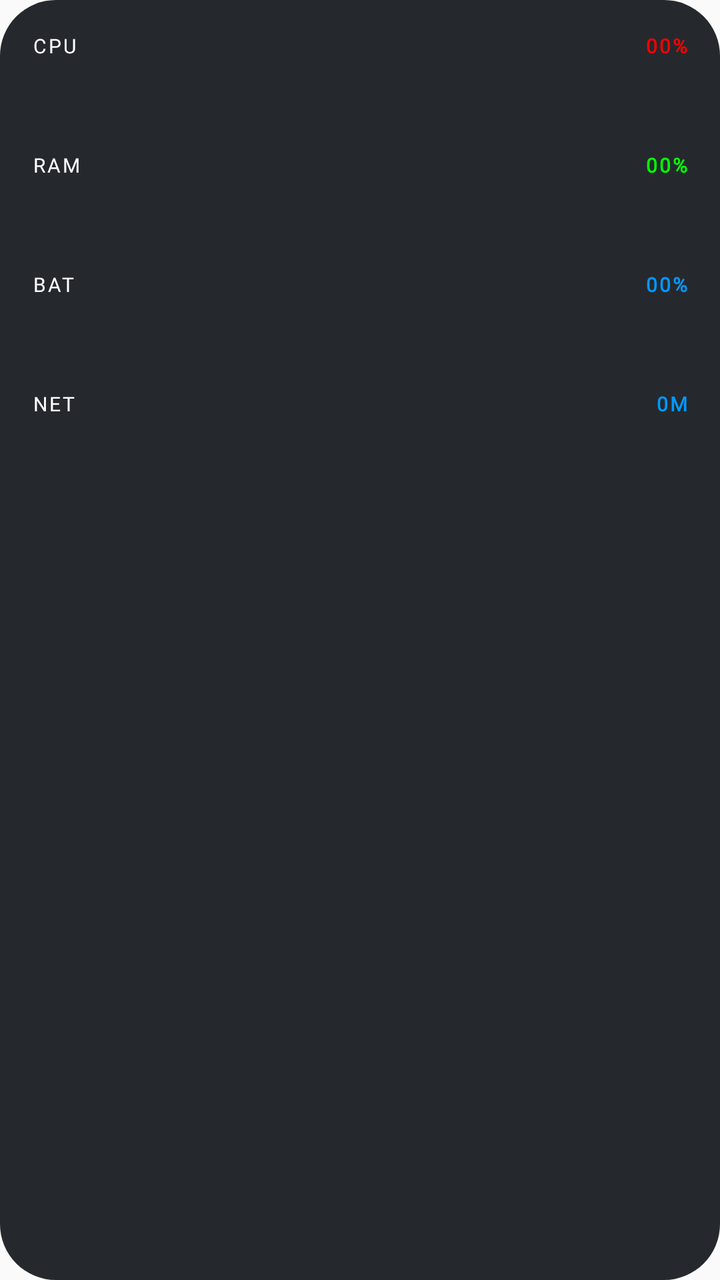
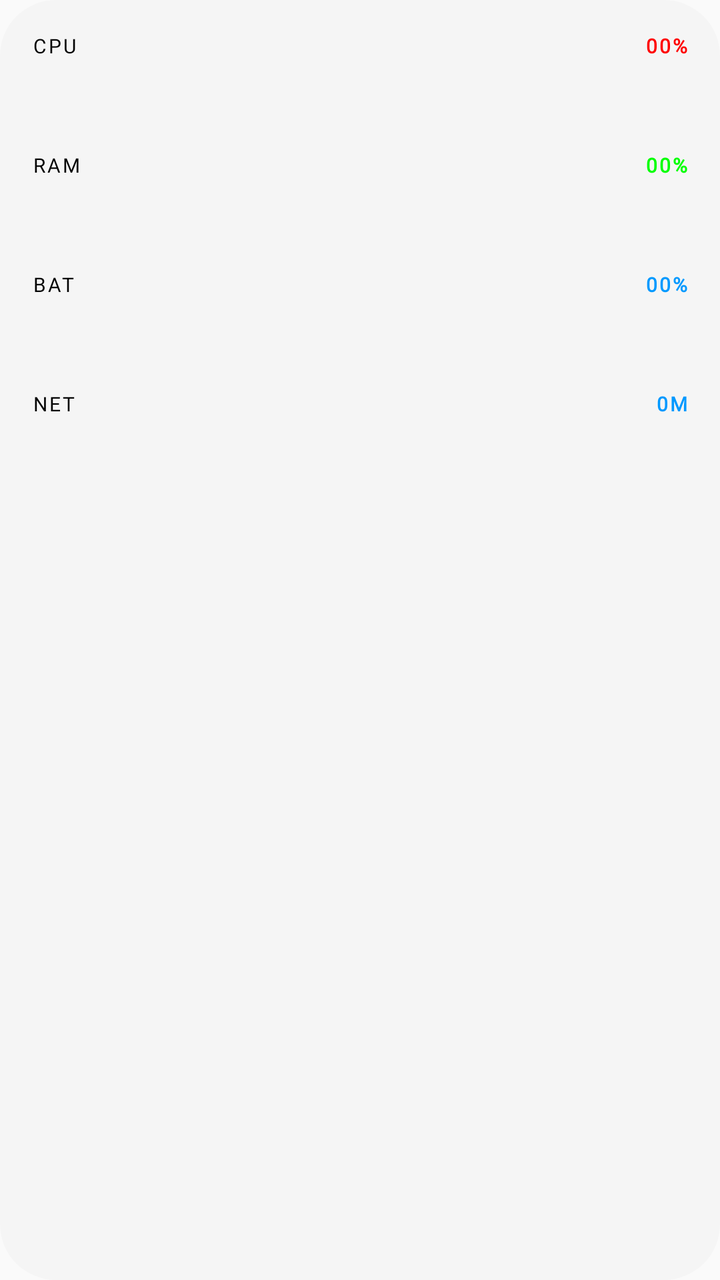

Two renders of the same Android screen: before a commit and after it. Below are the layout's source before the change and the commit's diff.
<!-- AndroidManifest.xml: application theme AppTheme -->
<!-- res/layout/widget_system_stats.xml -->
<?xml version="1.0" encoding="utf-8"?>
<LinearLayout xmlns:android="http://schemas.android.com/apk/res/android"
    android:layout_width="match_parent"
    android:layout_height="wrap_content"
    android:background="@drawable/widget_background"
    android:orientation="vertical"
    android:padding="16dp">

    
    <LinearLayout
        android:layout_width="match_parent"
        android:layout_height="wrap_content"
        android:layout_marginBottom="4dp"
        android:orientation="vertical">

        <LinearLayout
            android:layout_width="match_parent"
            android:layout_height="wrap_content"
            android:orientation="horizontal">

            <TextView
                android:layout_width="0dp"
                android:layout_height="wrap_content"
                android:layout_weight="1"
                android:fontFamily="@font/led_dot_matrix"
                android:letterSpacing="0.1"
                android:text="CPU"
                android:textColor="#FFFFFF"
                android:textSize="10sp" />

            <TextView
                android:id="@+id/cpu_usage_text"
                android:layout_width="wrap_content"
                android:layout_height="wrap_content"
                android:fontFamily="@font/led_dot_matrix"
                android:letterSpacing="0.1"
                android:text="00%"
                android:textColor="#FF0000"
                android:textSize="10sp"
                android:textStyle="bold" />
        </LinearLayout>

        <ImageView
            android:id="@+id/cpu_graph"
            android:layout_width="match_parent"
            android:layout_height="40dp"
            android:layout_marginTop="2dp"
            android:scaleType="fitXY"
            android:contentDescription="CPU Graph" />
    </LinearLayout>

    
    <LinearLayout
        android:layout_width="match_parent"
        android:layout_height="wrap_content"
        android:layout_marginBottom="4dp"
        android:orientation="vertical">

        <LinearLayout
            android:layout_width="match_parent"
            android:layout_height="wrap_content"
            android:orientation="horizontal">

            <TextView
                android:layout_width="0dp"
                android:layout_height="wrap_content"
                android:layout_weight="1"
                android:fontFamily="@font/led_dot_matrix"
                android:letterSpacing="0.1"
                android:text="RAM"
                android:textColor="#FFFFFF"
                android:textSize="10sp" />

            <TextView
                android:id="@+id/memory_usage_text"
                android:layout_width="wrap_content"
                android:layout_height="wrap_content"
                android:fontFamily="@font/led_dot_matrix"
                android:letterSpacing="0.1"
                android:text="00%"
                android:textColor="#00FF00"
                android:textSize="10sp"
                android:textStyle="bold" />
        </LinearLayout>

        <ImageView
            android:id="@+id/memory_graph"
            android:layout_width="match_parent"
            android:layout_height="40dp"
            android:layout_marginTop="2dp"
            android:scaleType="fitXY"
            android:contentDescription="Memory Graph" />
    </LinearLayout>

    
    <LinearLayout
        android:layout_width="match_parent"
        android:layout_height="wrap_content"
        android:layout_marginBottom="4dp"
        android:orientation="vertical">

        <LinearLayout
            android:layout_width="match_parent"
            android:layout_height="wrap_content"
            android:orientation="horizontal">

            <TextView
                android:layout_width="0dp"
                android:layout_height="wrap_content"
                android:layout_weight="1"
                android:fontFamily="@font/led_dot_matrix"
                android:letterSpacing="0.1"
                android:text="BAT"
                android:textColor="#FFFFFF"
                android:textSize="10sp" />

            <TextView
                android:id="@+id/battery_level_text"
                android:layout_width="wrap_content"
                android:layout_height="wrap_content"
                android:fontFamily="@font/led_dot_matrix"
                android:letterSpacing="0.1"
                android:text="00%"
                android:textColor="#0099FF"
                android:textSize="10sp"
                android:textStyle="bold" />
        </LinearLayout>

        <ImageView
            android:id="@+id/battery_graph"
            android:layout_width="match_parent"
            android:layout_height="40dp"
            android:layout_marginTop="2dp"
            android:scaleType="fitXY"
            android:contentDescription="Battery Graph" />
    </LinearLayout>

    
    <LinearLayout
        android:layout_width="match_parent"
        android:layout_height="wrap_content"
        android:orientation="vertical">

        <LinearLayout
            android:layout_width="match_parent"
            android:layout_height="wrap_content"
            android:orientation="horizontal">

            <TextView
                android:layout_width="0dp"
                android:layout_height="wrap_content"
                android:layout_weight="1"
                android:fontFamily="@font/led_dot_matrix"
                android:letterSpacing="0.1"
                android:text="NET"
                android:textColor="#FFFFFF"
                android:textSize="10sp" />

            <TextView
                android:id="@+id/network_speed_text"
                android:layout_width="wrap_content"
                android:layout_height="wrap_content"
                android:fontFamily="@font/led_dot_matrix"
                android:letterSpacing="0.1"
                android:text="0M"
                android:textColor="#0099FF"
                android:textSize="10sp"
                android:textStyle="bold" />
        </LinearLayout>

        <ImageView
            android:id="@+id/network_graph"
            android:layout_width="match_parent"
            android:layout_height="40dp"
            android:layout_marginTop="2dp"
            android:scaleType="fitXY"
            android:contentDescription="Network Graph" />
    </LinearLayout>

</LinearLayout>
<!-- resources referenced by this layout -->
<resources>
  <!-- drawable widget_background (drawable) -->
  <?xml version="1.0" encoding="utf-8"?>
  <shape xmlns:android="http://schemas.android.com/apk/res/android"
      android:shape="rectangle">
      <solid android:color="#25292E" />
      <corners android:radius="28dp" />
  </shape>
  <style name="AppTheme" parent="Theme.AppCompat.Light.NoActionBar">
      <item name="android:textColor">@android:color/black</item>
      <item name="android:editTextStyle">@style/ResetEditText</item>
      <item name="android:editTextBackground">@drawable/rn_edit_text_material</item>
      <item name="colorPrimary">@color/colorPrimary</item>
      <item name="android:statusBarColor">#000000</item>
    </style>
  <style name="ResetEditText" parent="@android:style/Widget.EditText">
      <item name="android:padding">0dp</item>
      <item name="android:textColorHint">#c8c8c8</item>
      <item name="android:textColor">@android:color/black</item>
    </style>
  <!-- drawable rn_edit_text_material (drawable) -->
  <?xml version="1.0" encoding="utf-8"?>
  <inset xmlns:android="http://schemas.android.com/apk/res/android"
         android:insetLeft="@dimen/abc_edit_text_inset_horizontal_material"
         android:insetRight="@dimen/abc_edit_text_inset_horizontal_material"
         android:insetTop="@dimen/abc_edit_text_inset_top_material"
         android:insetBottom="@dimen/abc_edit_text_inset_bottom_material"
         >
  
      <selector>
          
          <item android:state_enabled="false" android:drawable="@drawable/abc_textfield_default_mtrl_alpha"/>
          <item android:drawable="@drawable/abc_textfield_activated_mtrl_alpha"/>
      </selector>
  
  </inset>
  <color name="colorPrimary">#023c69</color>
</resources>

<!-- the commit's change to res/layout/widget_system_stats.xml (unified diff, before → after) -->
@@ -25,7 +25,7 @@
                 android:fontFamily="@font/led_dot_matrix"
                 android:letterSpacing="0.1"
                 android:text="CPU"
-                android:textColor="#FFFFFF"
+                android:textColor="@color/widget_label_text"
                 android:textSize="10sp" />
 
             <TextView
@@ -68,7 +68,7 @@
                 android:fontFamily="@font/led_dot_matrix"
                 android:letterSpacing="0.1"
                 android:text="RAM"
-                android:textColor="#FFFFFF"
+                android:textColor="@color/widget_label_text"
                 android:textSize="10sp" />
 
             <TextView
@@ -111,7 +111,7 @@
                 android:fontFamily="@font/led_dot_matrix"
                 android:letterSpacing="0.1"
                 android:text="BAT"
-                android:textColor="#FFFFFF"
+                android:textColor="@color/widget_label_text"
                 android:textSize="10sp" />
 
             <TextView
@@ -153,7 +153,7 @@
                 android:fontFamily="@font/led_dot_matrix"
                 android:letterSpacing="0.1"
                 android:text="NET"
-                android:textColor="#FFFFFF"
+                android:textColor="@color/widget_label_text"
                 android:textSize="10sp" />
 
             <TextView
<!-- resource entries referenced after the edit -->
@@ -1,10 +1,11 @@
 <!-- resources referenced by this layout -->
 <resources>
+  <color name="widget_label_text">#000000</color>
   <!-- drawable widget_background (drawable) -->
   <?xml version="1.0" encoding="utf-8"?>
   <shape xmlns:android="http://schemas.android.com/apk/res/android"
       android:shape="rectangle">
-      <solid android:color="#25292E" />
+      <solid android:color="@color/widget_background" />
       <corners android:radius="28dp" />
   </shape>
   <style name="AppTheme" parent="Theme.AppCompat.Light.NoActionBar">
@@ -14,6 +15,7 @@
       <item name="colorPrimary">@color/colorPrimary</item>
       <item name="android:statusBarColor">#000000</item>
     </style>
+  <color name="widget_background">#F5F5F5</color>
   <style name="ResetEditText" parent="@android:style/Widget.EditText">
       <item name="android:padding">0dp</item>
       <item name="android:textColorHint">#c8c8c8</item>
